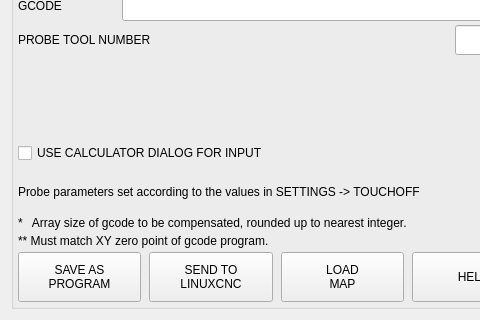
persei802/QtDragon_hd, file utils/zlevel.ui: the form before one commit; both pictures show x 0 to 480 and y 216 to 536 of the 1089 by 536 pixel window.
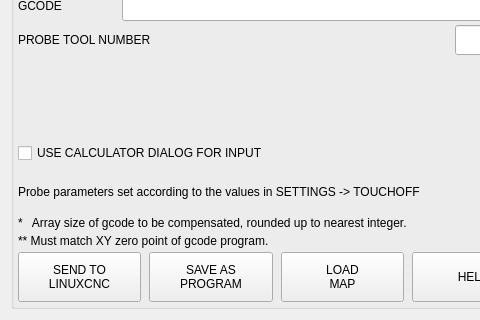
The form after the commit.

```diff
--- a/utils/zlevel.ui
+++ b/utils/zlevel.ui
@@ -646,35 +646,6 @@
         <property name="spacing">
          <number>8</number>
         </property>
-        <item>
-         <widget class="QPushButton" name="btn_save_gcode">
-          <property name="sizePolicy">
-           <sizepolicy hsizetype="Preferred" vsizetype="Fixed">
-            <horstretch>0</horstretch>
-            <verstretch>0</verstretch>
-           </sizepolicy>
-          </property>
-          <property name="minimumSize">
-           <size>
-            <width>0</width>
-            <height>50</height>
-           </size>
-          </property>
-          <property name="maximumSize">
-           <size>
-            <width>16777215</width>
-            <height>50</height>
-           </size>
-          </property>
-          <property name="toolTip">
-           <string>Save probing program to file</string>
-          </property>
-          <property name="text">
-           <string>SAVE AS
-PROGRAM</string>
-          </property>
-         </widget>
-        </item>
         <item>
          <widget class="QPushButton" name="btn_send_gcode">
           <property name="sizePolicy">
@@ -704,6 +675,35 @@
           </property>
          </widget>
         </item>
+        <item>
+         <widget class="QPushButton" name="btn_save_gcode">
+          <property name="sizePolicy">
+           <sizepolicy hsizetype="Preferred" vsizetype="Fixed">
+            <horstretch>0</horstretch>
+            <verstretch>0</verstretch>
+           </sizepolicy>
+          </property>
+          <property name="minimumSize">
+           <size>
+            <width>0</width>
+            <height>50</height>
+           </size>
+          </property>
+          <property name="maximumSize">
+           <size>
+            <width>16777215</width>
+            <height>50</height>
+           </size>
+          </property>
+          <property name="toolTip">
+           <string>Save probing program to file</string>
+          </property>
+          <property name="text">
+           <string>SAVE AS
+PROGRAM</string>
+          </property>
+         </widget>
+        </item>
         <item>
          <widget class="QPushButton" name="btn_load_comp">
           <property name="sizePolicy">
```
Left out of the diff: 27 changed lines with no effect on the pictures.
